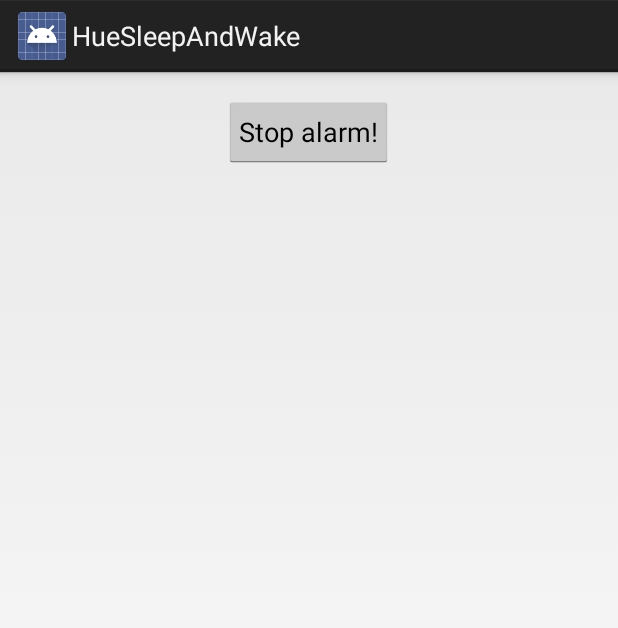
After one commit to Marcel-Malus/HueSleepAndWake, an Android app: the AlarmActivity screen opened directly, with no data from a screen before it, on a phone screen of 412 x 824 dp. The commit adds this screen. Shown: the top 628 px of the screen. Run offline under Robolectric (Android 15) with nearby library versions, the phone set to English and light mode, and no system bars.

Commit message:
Replaced notification for alarm with activity (wakeup device, unlock screen, more possibilities...).

```diff
--- a/app/src/main/AndroidManifest.xml
+++ b/app/src/main/AndroidManifest.xml
@@ -14,6 +14,7 @@
     <uses-permission android:name="android.permission.READ_EXTERNAL_STORAGE" />
     <!--  Permission required to Waking Lock if device screen is off  -->
     <uses-permission android:name="android.permission.WAKE_LOCK" />
+    <uses-permission android:name="android.permission.DISABLE_KEYGUARD" />
 
     <application
         android:allowBackup="true"
@@ -35,11 +36,10 @@
         <activity
             android:name=".PHPushlinkActivity"
             android:label="@string/app_name" />
+        <activity android:name="com.philips.lighting.alarm.AlarmActivity" />
 
         <receiver android:name="com.philips.lighting.alarm.AlarmStartReceiver" />
-        <receiver android:name="com.philips.lighting.alarm.AlarmStopReceiver" />
 
-        <service android:name="com.philips.lighting.alarm.AlarmNotificationService" />
         <service android:name="com.philips.lighting.alarm.AlarmSoundService" />
     </application>
 
--- /dev/null
+++ b/app/src/main/java/com/philips/lighting/alarm/AlarmActivity.java
@@ -0,0 +1,44 @@
+package com.philips.lighting.alarm;
+
+import android.app.Activity;
+import android.content.Intent;
+import android.os.Bundle;
+import android.view.View;
+import android.view.Window;
+import android.view.WindowManager;
+import android.widget.Button;
+
+import com.philips.lighting.quickstart.R;
+
+/**
+ * Will be displayed, when the sound alarm goes on.
+ */
+public class AlarmActivity extends Activity {
+
+    @Override
+    protected void onCreate(Bundle savedInstanceState) {
+        super.onCreate(savedInstanceState);
+        setContentView(R.layout.activity_alarm);
+
+        Button stopAlarmBtn = (Button) findViewById(R.id.stopAlarmBtn);
+        stopAlarmBtn.setOnClickListener(new View.OnClickListener() {
+            @Override
+            public void onClick(View v) {
+                stopAlarm();
+            }
+        });
+
+        Window window = this.getWindow();
+        window.addFlags(WindowManager.LayoutParams.FLAG_SHOW_WHEN_LOCKED | WindowManager.LayoutParams.FLAG_DISMISS_KEYGUARD);
+        window.addFlags(WindowManager.LayoutParams.FLAG_KEEP_SCREEN_ON | WindowManager.LayoutParams.FLAG_TURN_SCREEN_ON);
+    }
+
+    private void stopAlarm() {
+        stopService(new Intent(this, AlarmSoundService.class));
+    }
+
+    @Override
+    protected void onDestroy() {
+        super.onDestroy();
+    }
+}
--- /dev/null
+++ b/app/src/main/res/layout/activity_alarm.xml
@@ -0,0 +1,21 @@
+<RelativeLayout xmlns:android="http://schemas.android.com/apk/res/android"
+    xmlns:tools="http://schemas.android.com/tools"
+    android:layout_width="match_parent"
+    android:layout_height="match_parent"
+    android:paddingBottom="@dimen/activity_vertical_margin"
+    android:paddingLeft="@dimen/activity_horizontal_margin"
+    android:paddingRight="@dimen/activity_horizontal_margin"
+    android:paddingTop="@dimen/activity_vertical_margin"
+    tools:context="com.philips.lighting.alarm.AlarmActivity">
+
+
+    <Button
+        android:id="@+id/stopAlarmBtn"
+        android:layout_width="wrap_content"
+        android:layout_height="wrap_content"
+        android:layout_centerHorizontal="true"
+        android:paddingLeft="10dp"
+        android:paddingRight="10dp"
+        android:text="@string/btn_stop_alarm" />
+
+</RelativeLayout>
--- a/app/src/main/res/values/strings.xml
+++ b/app/src/main/res/values/strings.xml
@@ -46,7 +46,7 @@
     <string name="txt_status_alarm_on">ON</string>
     <string name="txt_status_alarm_off">OFF</string>
 
-    <!--Notification-->
-    <string name="notification_alarm_txt">Wake Up! Wake Up! Alarm started!!</string>
+    <!--Alarm activity-->
+    <string name="btn_stop_alarm">Stop alarm!</string>
 
 </resources>
```
Also changed, not shown: app/src/main/java/com/philips/lighting/alarm/AlarmNotificationService.java (deleted, +0 -61 lines), app/src/main/java/com/philips/lighting/alarm/AlarmStartReceiver.java (+5 -6 lines), app/src/main/java/com/philips/lighting/alarm/AlarmStopReceiver.java (deleted, +0 -14 lines).
